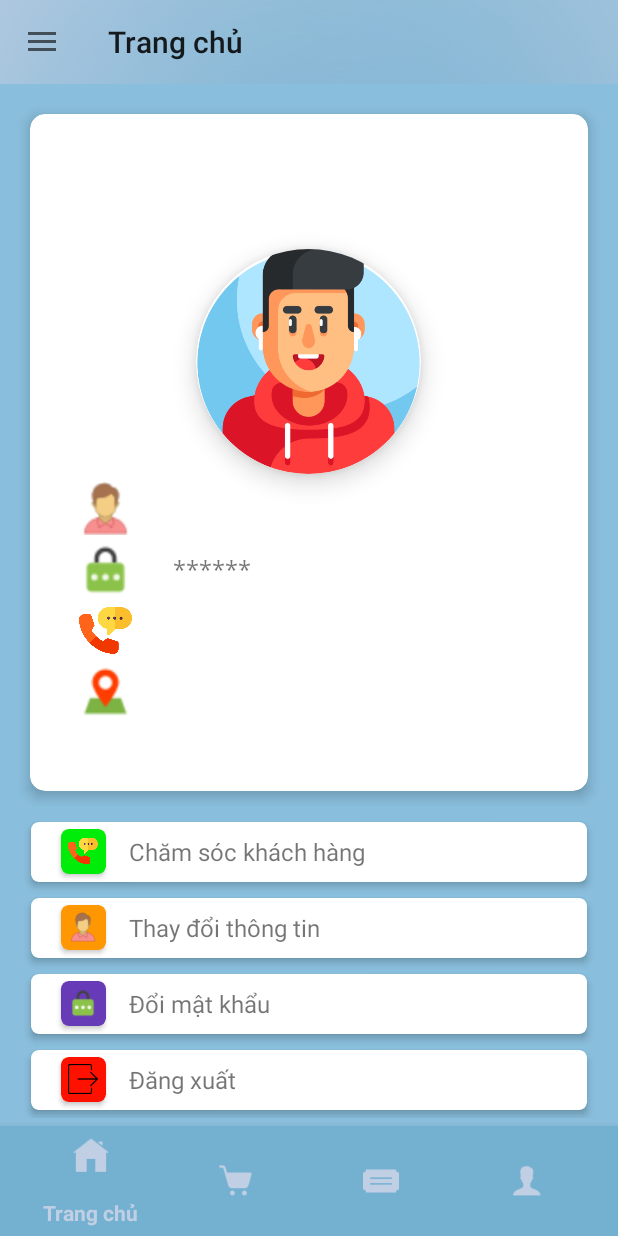
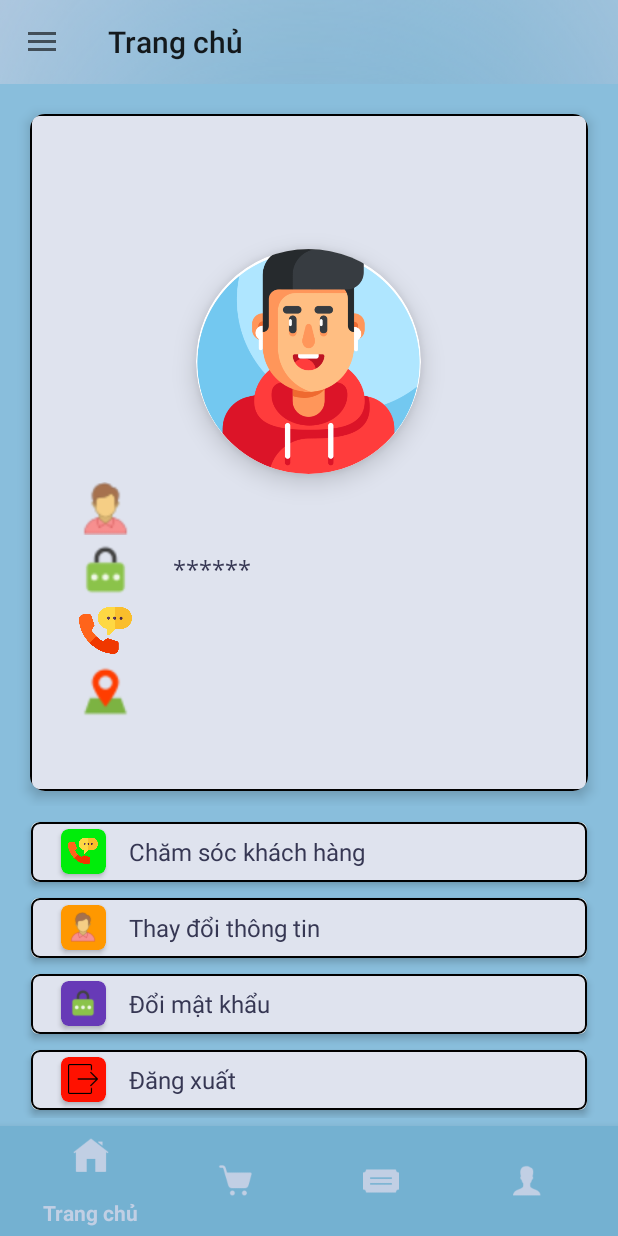
Before and after one commit to nguyenquangtung004/BookMarketFPHN, an Android app: the fragment TaiKhoanFragment placed in its activity, on a phone screen of 412 x 824 dp. Run offline under Robolectric (Android 15) with nearby library versions, the phone set to English and light mode, and no system bars.

Commit message:
Sửa Giao Diện

```diff
--- /dev/null
+++ b/app/src/main/res/drawable/background_thongtin.xml
@@ -0,0 +1,8 @@
+<?xml version="1.0" encoding="utf-8"?>
+<shape xmlns:android="http://schemas.android.com/apk/res/android">
+    <corners android:radius="5dp"/>
+    <solid android:color="@color/ethereal_blue"/>
+    <stroke android:color="@color/black"
+        android:width="1dp"
+        />
+</shape>
--- a/app/src/main/res/layout/activity_chi_tiet_san_pham.xml
+++ b/app/src/main/res/layout/activity_chi_tiet_san_pham.xml
@@ -63,6 +63,7 @@
                 android:text="1"
                 android:layout_width="wrap_content"
                 android:layout_height="wrap_content"
+                android:textColor="@color/colortextChu"
                 />
             <ImageView
                 android:id="@+id/img_cong"
--- a/app/src/main/res/layout/fragment_quan_ly_hoa_don.xml
+++ b/app/src/main/res/layout/fragment_quan_ly_hoa_don.xml
@@ -60,20 +60,23 @@
             <Button
                 android:id="@+id/btn_chuaxn"
                 android:layout_width="wrap_content"
-                android:layout_height="wrap_content"
+                android:layout_height="30dp"
                 android:text="Chưa Xác Nhận"
                 android:layout_marginRight="3dp"
+                android:paddingLeft="15dp"
+                android:paddingRight="15dp"
+                android:background="@drawable/background_button"
 
                 />
             <Button
                 android:id="@+id/btn_daxn"
                 android:layout_width="wrap_content"
-                android:layout_height="wrap_content"
+                android:layout_height="30dp"
                 android:text="Đã Xác Nhận"
                 android:layout_marginRight="3dp"
                 android:paddingLeft="15dp"
                 android:paddingRight="15dp"
-
+                android:background="@drawable/background_button"
                 />
 
         </LinearLayout>
--- a/app/src/main/res/layout/fragment_tai_khoan.xml
+++ b/app/src/main/res/layout/fragment_tai_khoan.xml
@@ -19,7 +19,8 @@
             android:layout_height="match_parent"
             android:layout_marginTop="10dp"
             android:layout_marginLeft="10dp"
-            android:layout_marginRight="10dp">
+            android:layout_marginRight="10dp"
+            >
             <androidx.cardview.widget.CardView
                 android:layout_width="match_parent"
                 android:layout_height="match_parent"
@@ -29,138 +30,139 @@
                 android:layout_marginRight="10dp"
                 android:layout_marginLeft="10dp"
                 android:layout_marginBottom="10dp"
+
                 >
+
                 <LinearLayout
+                    android:layout_width="match_parent"
+                    android:layout_height="match_parent"
                     android:gravity="center"
                     android:orientation="vertical"
-                android:layout_width="match_parent"
-                android:layout_height="match_parent"
+                    android:background="@drawable/background_thongtin"
                     >
+
                     <TextView
+                        android:id="@+id/tv_hoten"
+                        android:layout_width="wrap_content"
+                        android:layout_height="wrap_content"
+                        android:layout_marginTop="10dp"
                         android:layout_marginBottom="5dp"
                         android:fontFamily="@font/open_sans_regular"
+                        android:text="Họ tên"
+                        android:textColor="@color/colortextChu"
                         android:textSize="23sp"
-                    android:textStyle="bold"
-                    android:textColor="@color/cinderella"
-                    android:layout_marginTop="10dp"
-                    android:id="@+id/tv_hoten"
-                    android:text="Họ tên"
-                    android:layout_width="wrap_content"
-                    android:layout_height="wrap_content"
-                    />
+                        android:textStyle="bold" />
 
                     <androidx.cardview.widget.CardView
                         android:layout_width="150dp"
                         android:layout_height="150dp"
                         app:cardCornerRadius="75dp"
-                    app:cardElevation="10dp"
-                    >
+                        app:cardElevation="10dp">
+
                         <ImageView
-                        android:src="@drawable/avata"
                             android:layout_width="150dp"
                             android:layout_height="150dp"
-                        />
+                            android:src="@drawable/avata" />
                     </androidx.cardview.widget.CardView>
 
                     <LinearLayout
-                    android:layout_margin="5dp"
-                    android:orientation="vertical"
                         android:layout_width="match_parent"
                         android:layout_height="wrap_content"
-                    >
+                        android:layout_margin="5dp"
+                        android:orientation="vertical">
 
                         <LinearLayout
-                        android:gravity="center"
-                        android:weightSum="4"
                             android:layout_width="match_parent"
                             android:layout_height="wrap_content"
-                        >
+                            android:gravity="center"
+                            android:weightSum="4">
+
                             <ImageView
-                            android:layout_weight="1"
                                 android:layout_width="0dp"
                                 android:layout_height="35dp"
-                            android:src="@drawable/account"
-                            />
+                                android:layout_weight="1"
+                                android:src="@drawable/account" />
+
                             <TextView
-                            android:fontFamily="@font/open_sans_regular"
                                 android:id="@+id/tv_taikhoan"
-                            android:layout_weight="3"
-                            android:textSize="16sp"
-                            android:text="Tài khoản"
                                 android:layout_width="0dp"
                                 android:layout_height="wrap_content"
-                            />
+                                android:layout_weight="3"
+                                android:fontFamily="@font/open_sans_regular"
+                                android:text="Tài khoản"
+                                android:textColor="@color/colortextChu"
+                                android:textSize="16sp" />
                         </LinearLayout>
 
                         <LinearLayout
-                        android:gravity="center"
-                        android:layout_marginTop="5dp"
-                        android:weightSum="4"
                             android:layout_width="match_parent"
                             android:layout_height="wrap_content"
-                        >
+                            android:layout_marginTop="5dp"
+                            android:gravity="center"
+                            android:weightSum="4">
+
                             <ImageView
-                            android:layout_weight="1"
                                 android:layout_width="0dp"
                                 android:layout_height="35dp"
-                            android:src="@drawable/password"
-                            />
+                                android:layout_weight="1"
+                                android:src="@drawable/password" />
+
                             <TextView
-                            android:fontFamily="@font/open_sans_regular"
-                            android:layout_weight="3"
-                            android:textSize="16sp"
-                            android:text="******"
                                 android:layout_width="0dp"
                                 android:layout_height="wrap_content"
-                            />
+                                android:layout_weight="3"
+                                android:fontFamily="@font/open_sans_regular"
+                                android:text="******"
+                                android:textColor="@color/colortextChu"
+                                android:textSize="16sp" />
                         </LinearLayout>
 
                         <LinearLayout
-                        android:gravity="center"
-                        android:layout_marginTop="5dp"
-                        android:weightSum="4"
                             android:layout_width="match_parent"
                             android:layout_height="wrap_content"
-                        >
+                            android:layout_marginTop="5dp"
+                            android:gravity="center"
+                            android:weightSum="4">
+
                             <ImageView
-                            android:layout_weight="1"
                                 android:layout_width="0dp"
                                 android:layout_height="35dp"
-                            android:src="@drawable/phone"
-                            />
+                                android:layout_weight="1"
+                                android:src="@drawable/phone" />
+
                             <TextView
-                            android:fontFamily="@font/open_sans_regular"
                                 android:id="@+id/tv_sdt"
-                            android:layout_weight="3"
-                            android:textSize="16sp"
-                            android:text="Số điện thoại"
                                 android:layout_width="0dp"
                                 android:layout_height="wrap_content"
-                            />
+                                android:layout_weight="3"
+                                android:fontFamily="@font/open_sans_regular"
+                                android:text="Số điện thoại"
+                                android:textColor="@color/colortextChu"
+                                android:textSize="16sp" />
                         </LinearLayout>
 
                         <LinearLayout
-                        android:gravity="center"
-                        android:layout_marginTop="5dp"
-                        android:weightSum="4"
                             android:layout_width="match_parent"
                             android:layout_height="wrap_content"
-                        >
+                            android:layout_marginTop="5dp"
+                            android:gravity="center"
+                            android:weightSum="4">
+
                             <ImageView
-                            android:layout_weight="1"
                                 android:layout_width="0dp"
                                 android:layout_height="35dp"
-                            android:src="@drawable/address"
-                            />
+                                android:layout_weight="1"
+                                android:src="@drawable/address" />
+
                             <TextView
-                            android:fontFamily="@font/open_sans_regular"
                                 android:id="@+id/tv_diachi"
-                            android:layout_weight="3"
-                            android:textSize="16sp"
-                            android:text="Địa chỉ"
                                 android:layout_width="0dp"
                                 android:layout_height="wrap_content"
-                            />
+                                android:layout_weight="3"
+                                android:fontFamily="@font/open_sans_regular"
+                                android:text="Địa chỉ"
+                                android:textColor="@color/colortextChu"
+                                android:textSize="16sp" />
                         </LinearLayout>
                     </LinearLayout>
                 </LinearLayout>
@@ -189,6 +191,7 @@
                 android:id="@+id/btn_CSKH"
                 android:layout_width="match_parent"
                 android:layout_height="wrap_content"
+                android:background="@drawable/background_thongtin"
                 >
                 <androidx.cardview.widget.CardView
                     android:layout_marginLeft="20dp"
@@ -211,6 +214,7 @@
                     android:padding="5dp"
                     android:textSize="16sp"
                     android:text="Chăm sóc khách hàng"
+                    android:textColor="@color/colortextChu"
                     android:layout_width="wrap_content"
                     android:layout_height="40dp"
                     />
@@ -229,6 +233,7 @@
                 android:id="@+id/btn_doiThongTin"
                 android:layout_width="match_parent"
                 android:layout_height="wrap_content"
+                android:background="@drawable/background_thongtin"
                 >
                 <androidx.cardview.widget.CardView
                     android:layout_marginLeft="20dp"
@@ -251,6 +256,7 @@
                     android:padding="5dp"
                     android:textSize="16sp"
                     android:text="Thay đổi thông tin"
+                    android:textColor="@color/colortextChu"
                     android:layout_width="wrap_content"
                     android:layout_height="40dp"
                     />
@@ -269,6 +275,7 @@
                 android:id="@+id/btn_doimatkhau"
                 android:layout_width="match_parent"
                 android:layout_height="wrap_content"
+                android:background="@drawable/background_thongtin"
                 >
                 <androidx.cardview.widget.CardView
                     android:layout_marginLeft="20dp"
@@ -293,6 +300,7 @@
                     android:text="Đổi mật khẩu"
                     android:layout_width="wrap_content"
                     android:layout_height="40dp"
+                    android:textColor="@color/colortextChu"
                     />
             </LinearLayout>
         </androidx.cardview.widget.CardView>
@@ -309,6 +317,7 @@
                 android:id="@+id/btn_dangxuat"
                 android:layout_width="match_parent"
                 android:layout_height="wrap_content"
+                android:background="@drawable/background_thongtin"
                 >
                 <androidx.cardview.widget.CardView
                     android:layout_marginLeft="20dp"
@@ -333,6 +342,7 @@
                     android:text="Đăng xuất"
                     android:layout_width="wrap_content"
                     android:layout_height="40dp"
+                    android:textColor="@color/colortextChu"
                     />
             </LinearLayout>
         </androidx.cardview.widget.CardView>
```
Lines whose indentation alone changed are shown as unchanged.
